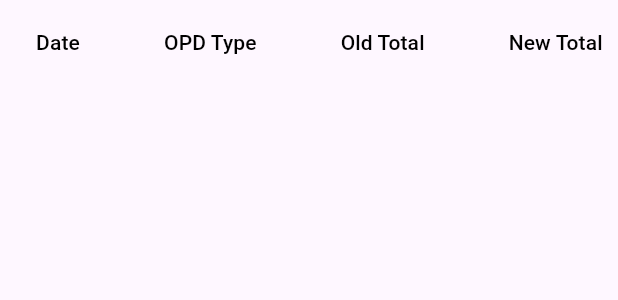
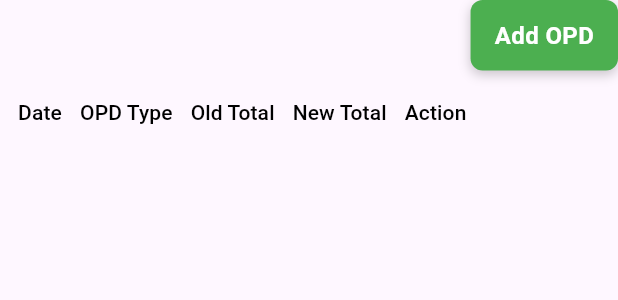
Before and after one commit to shyam1s15/medical_records, a Flutter app: the RecordListingWidget widget shown alone on an empty page, opened directly with empty values, on a phone screen of 412 x 824 dp. Shown: the top 300 px of the screen. Run offline on Flutter 3.47's test engine with Material 3 defaults, Android fonts, the phone set to English and light mode, and no system bars; our stand-ins replace get, get_storage, url_strategy; accounts and stored records are empty; network calls fail.

Commit message:
good to go for staging

```diff
--- a/lib/controllers/home/home_controller.dart
+++ b/lib/controllers/home/home_controller.dart
@@ -172,4 +172,8 @@ class HomeController extends GetxController with StateMixin {
       change(inputControllers, status: RxStatus.success());
     }
   }
+
+  void updateOpdDate(DateTime picked) {
+      opdDate.value = picked;
+  }
 }
--- a/lib/models/response_model.dart
+++ b/lib/models/response_model.dart
@@ -1,4 +1,3 @@
-import 'dart:convert';
 
 class ResponseModel<T> {
   T content;
--- a/lib/views/record_listing/record_listing_page.dart
+++ b/lib/views/record_listing/record_listing_page.dart
@@ -6,9 +6,11 @@ import 'package:medical_records/shared/utils/Utility.dart';
 import 'package:medical_records/shared/widgets/custom_button.dart';
 
 class RecordListingPage extends GetView<RecordListingController> {
+  const RecordListingPage({super.key});
+
   @override
   Widget build(BuildContext context) {
-    controller.fetchRecords();
+    //controller.fetchRecords();
 
     return controller.obx(
       (state) {
@@ -23,7 +25,7 @@ class RecordListingPage extends GetView<RecordListingController> {
 
   Widget _build({required BuildContext context}) {
     return Scaffold(
-        appBar: AppBar(title: Text('HomePage')),
+        appBar: AppBar(title: Text('Ayush Medical Record System')),
         body: SafeArea(
             child: RecordListingWidget(
           recordController: controller,
@@ -47,11 +49,26 @@ class RecordListingWidget extends StatelessWidget {
   @override
   Widget build(BuildContext context) {
     return ListView(
-      //crossAxisAlignment: CrossAxisAlignment.stretch,
       children: [
+        Row(
+          mainAxisSize: MainAxisSize.max,
+          mainAxisAlignment: MainAxisAlignment.end,
+          children: [
+            CustomButton(
+                  text: 'Add OPD',
+                  color: Colors.green,
+                  onPressed: () {
+                    Get.toNamed(Routes.INITIAL, arguments: {'new_opd': true});
+                  },
+                )
+          ],
+        ),
         SingleChildScrollView(
           scrollDirection: Axis.horizontal,
           child: DataTable(
+            columnSpacing: 12,
+            horizontalMargin: 12,
+            //minWidth: 600,
             columns: const [
               DataColumn(label: Text('Date')),
               DataColumn(label: Text('OPD Type')),
@@ -62,7 +79,7 @@ class RecordListingWidget extends StatelessWidget {
             rows: recordController.records.map((data) {
               return DataRow(cells: [
                 DataCell(Text('${Utility.appDisplayDate(data.opd_date)}')),
-                DataCell(Text('${data.opd_type}')),
+                DataCell(Text('${data.id}')),
                 DataCell(Text('${data.old_total}')),
                 DataCell(Text('${data.new_total}')),
                 DataCell(CustomButton(
```
Also changed, not shown: lib/controllers/record_listing/record_listing_controller.dart (+18 -8 lines), lib/views/home/home_page.dart (+23 -5 lines), firebase.json (added), 4 other files.
